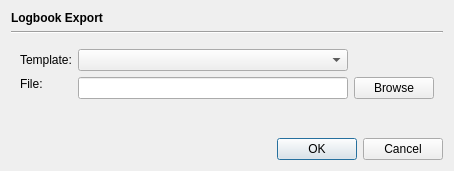
Qt form src/app/dialogs/logbookexportdialog.ui (braeun/FitsIP) before a commit.
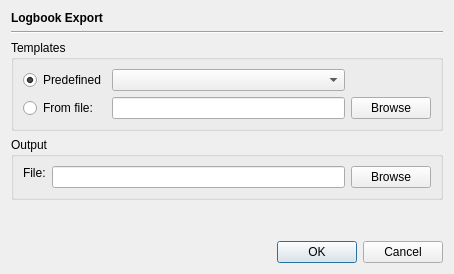
The same form after that commit.

```diff
--- a/src/app/dialogs/logbookexportdialog.ui
+++ b/src/app/dialogs/logbookexportdialog.ui
@@ -7,7 +7,7 @@
     <x>0</x>
     <y>0</y>
     <width>454</width>
-    <height>171</height>
+    <height>274</height>
    </rect>
   </property>
   <property name="windowTitle">
@@ -34,9 +34,64 @@
     </widget>
    </item>
    <item>
-    <widget class="QWidget" name="widget" native="true">
-     <layout class="QGridLayout" name="gridLayout">
+    <widget class="QGroupBox" name="groupBox">
+     <property name="title">
+      <string>Templates</string>
+     </property>
+     <layout class="QGridLayout" name="gridLayout_2">
       <item row="1" column="0">
+       <widget class="QRadioButton" name="fromFileButton">
+        <property name="text">
+         <string>From file:</string>
+        </property>
+        <attribute name="buttonGroup">
+         <string notr="true">buttonGroup</string>
+        </attribute>
+       </widget>
+      </item>
+      <item row="0" column="0">
+       <widget class="QRadioButton" name="predefinedButton">
+        <property name="text">
+         <string>Predefined</string>
+        </property>
+        <property name="checked">
+         <bool>true</bool>
+        </property>
+        <attribute name="buttonGroup">
+         <string notr="true">buttonGroup</string>
+        </attribute>
+       </widget>
+      </item>
+      <item row="1" column="1">
+       <widget class="QLineEdit" name="templateFilenameField"/>
+      </item>
+      <item row="0" column="1">
+       <widget class="QComboBox" name="templateBox">
+        <property name="sizePolicy">
+         <sizepolicy hsizetype="Preferred" vsizetype="Fixed">
+          <horstretch>1</horstretch>
+          <verstretch>0</verstretch>
+         </sizepolicy>
+        </property>
+       </widget>
+      </item>
+      <item row="1" column="2">
+       <widget class="QPushButton" name="templateBrowseButton">
+        <property name="text">
+         <string>Browse</string>
+        </property>
+       </widget>
+      </item>
+     </layout>
+    </widget>
+   </item>
+   <item>
+    <widget class="QGroupBox" name="groupBox">
+     <property name="title">
+      <string>Output</string>
+     </property>
+     <layout class="QGridLayout" name="gridLayout">
+      <item row="0" column="0">
        <widget class="QLabel" name="label_3">
         <property name="text">
          <string>File:</string>
@@ -46,20 +101,10 @@
         </property>
        </widget>
       </item>
-      <item row="0" column="0">
-       <widget class="QLabel" name="label_2">
-        <property name="text">
-         <string>Template:</string>
-        </property>
-       </widget>
-      </item>
       <item row="0" column="1">
-       <widget class="QComboBox" name="templateBox"/>
-      </item>
-      <item row="1" column="1">
        <widget class="QLineEdit" name="filenameField"/>
       </item>
-      <item row="1" column="2">
+      <item row="0" column="2">
        <widget class="QPushButton" name="browseButton">
         <property name="text">
          <string>Browse</string>
```
Left out of the diff: 3 changed lines with no effect on the pictures.
